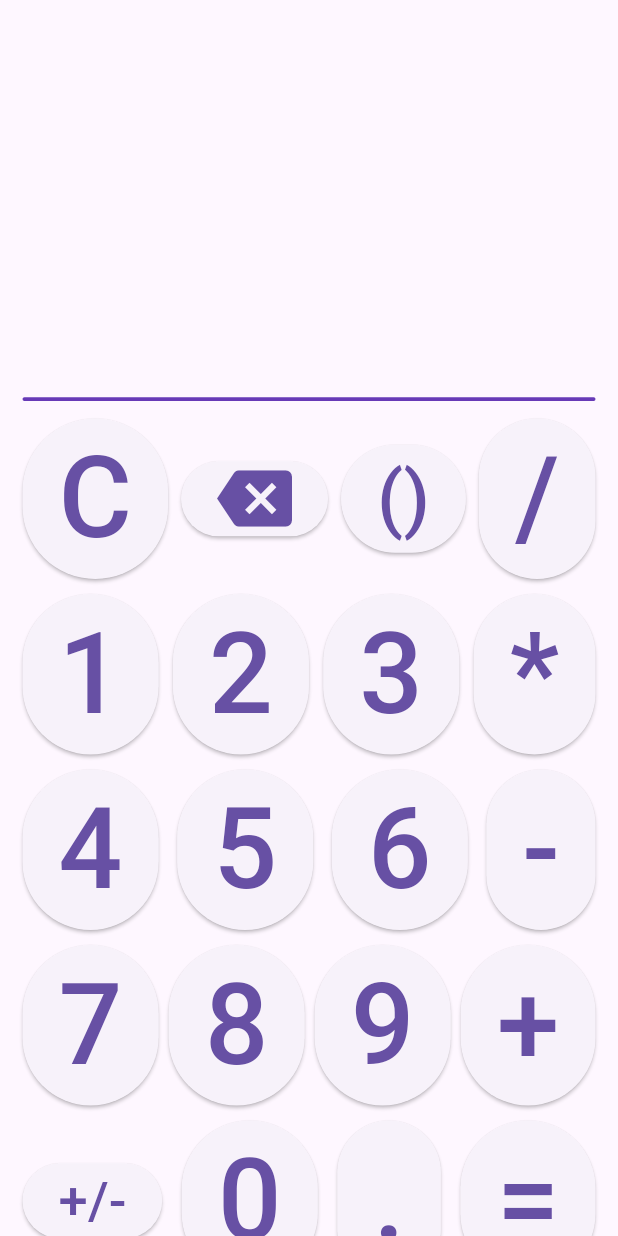
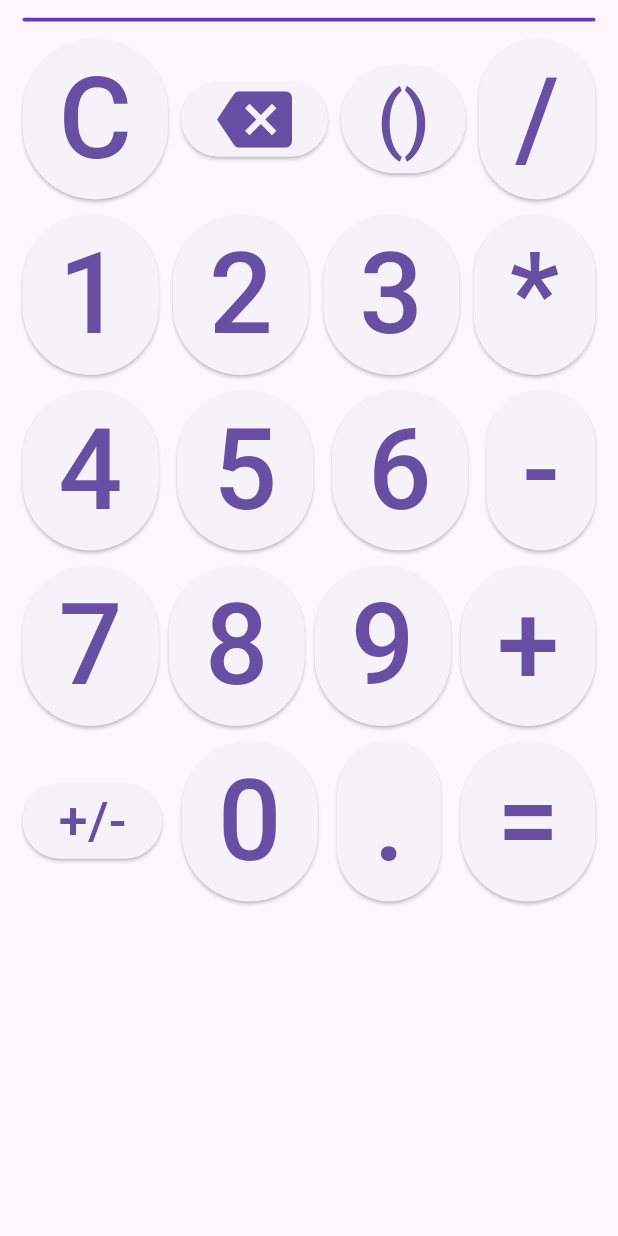
Before and after one commit to Zachary-Sears/AppDev, a Flutter app: the screen it shows after launch, on a phone screen of 412 x 824 dp. Run offline on Flutter 3.47's test engine with Material 3 defaults, Android fonts, the phone set to English and light mode, and no system bars; our stand-ins replace auto_size_text, fluttertoast; missing offline and left inert: stack; Roboto replaces fonts that are missing (NanumGothicCoding).

Commit message:
last local laptop changes

```diff
--- a/Flutter/Calculator/calculator/lib/ui/calculator.dart
+++ b/Flutter/Calculator/calculator/lib/ui/calculator.dart
@@ -56,12 +56,14 @@ class CalculatorState extends ChangeNotifier {
     }
 
     if (currentDisplayText.length > 15) {
-      Fluttertoast.showToast(msg: 'Cannot enter more than 15 characters',
+      Fluttertoast.showToast(
+        msg: 'Cannot enter more than 15 characters',
         toastLength: Toast.LENGTH_LONG,
         gravity: ToastGravity.BOTTOM,
         timeInSecForIosWeb: 1,
         backgroundColor: Colors.deepPurple,
-      textColor: Colors.grey);
+        textColor: Colors.grey,
+      );
 
       currentDisplayText = currentDisplayText.substring(0, 15);
     }
@@ -140,7 +142,8 @@ class Display extends StatelessWidget {
     var displayAppState = context.watch<CalculatorState>();
     var currentDisplayText = displayAppState.currentDisplayText;
 
-    return Padding(
+    return Container(
+      child: Padding(
         padding: EdgeInsetsGeometry.fromLTRB(15, 150, 15, 0),
         child: Align(
           alignment: AlignmentGeometry.centerRight,
@@ -152,7 +155,8 @@ class Display extends StatelessWidget {
             overflow: TextOverflow.ellipsis,
           ),
         ),
-    );
+      ),
+    constraints: BoxConstraints(minWidth: 5, maxWidth: 5, minHeight: 5, maxHeight: 5),);
   }
 }
 
```
Lines whose indentation alone changed are shown as unchanged.
